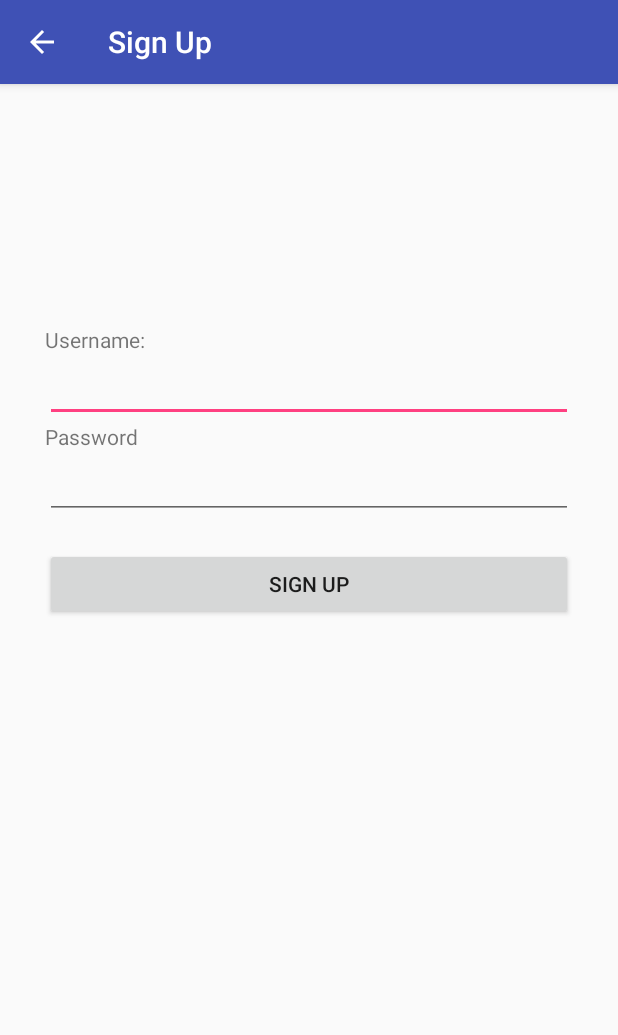
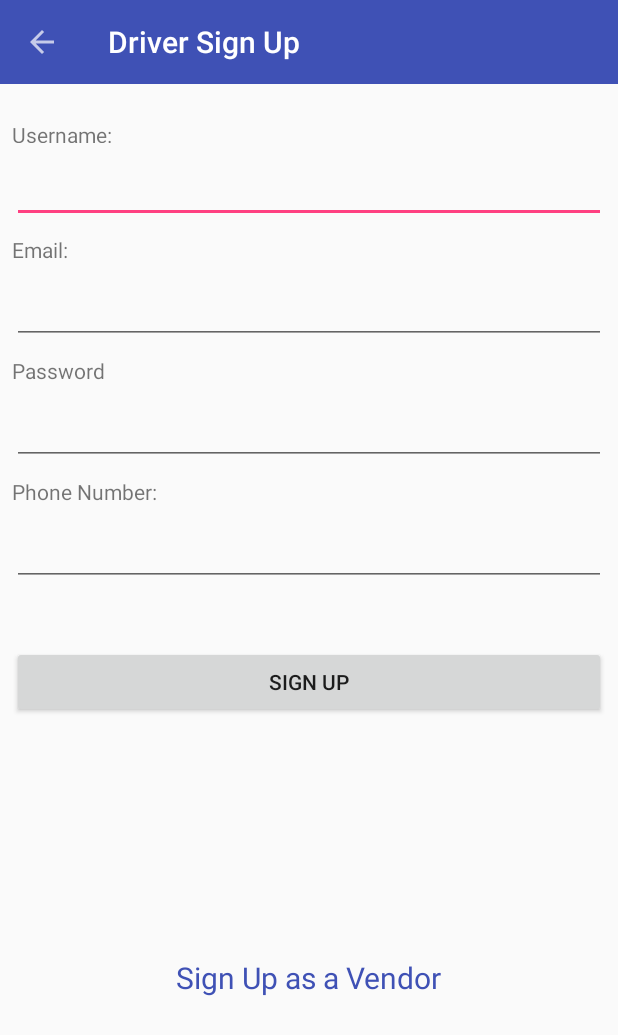
Before and after one commit to Eoghan-K/Deliverd, an Android app: the screen it shows after launch (Signup before the commit, DriverSignUp after it), after a tap on "SIGN UP", on a phone screen of 412 x 824 dp. Shown: the top 1035 px of the screen. Run offline under Robolectric (Android 15) with nearby library versions, the phone set to English and light mode, and no system bars; our stand-ins replace Firebase (no records; nobody signed in at launch, a user with empty details on screens opened directly); libraries missing offline, so code that uses them is left out: com.parse; 6 statements that could not run were skipped.

Commit message:
add driver sign up

```diff
--- a/app/build.gradle
+++ b/app/build.gradle
@@ -35,6 +35,11 @@ dependencies {
     compile 'com.google.firebase:firebase-core:11.8.0'
     compile 'com.google.firebase:firebase-auth:11.8.0'
     compile 'com.google.android.gms:play-services-auth:11.8.0'
+    compile 'com.google.firebase:firebase-database:11.8.0'
+    compile 'com.android.support:design:26.1.0'
 }
 
+
+
+
 apply plugin: 'com.google.gms.google-services'
--- /dev/null
+++ b/app/src/main/java/ie/deliverd/DriverSignUp.java
@@ -0,0 +1,164 @@
+package ie.deliverd;
+
+import android.content.Intent;
+import android.support.annotation.NonNull;
+import android.support.v7.app.AlertDialog;
+import android.support.v7.app.AppCompatActivity;
+import android.os.Bundle;
+import android.support.v7.widget.Toolbar;
+import android.util.Patterns;
+import android.view.View;
+import android.widget.EditText;
+import android.widget.ProgressBar;
+
+import com.google.android.gms.tasks.OnCompleteListener;
+import com.google.android.gms.tasks.Task;
+import com.google.firebase.auth.AuthResult;
+import com.google.firebase.auth.FirebaseAuth;
+import com.google.firebase.auth.FirebaseUser;
+import com.google.firebase.auth.UserProfileChangeRequest;
+import com.google.firebase.database.DatabaseReference;
+import com.google.firebase.database.FirebaseDatabase;
+
+public class DriverSignUp extends AppCompatActivity implements View.OnClickListener {
+
+    EditText usernameEditText;
+    EditText emailEditText;
+    EditText passwordEditText;
+    EditText phoneEditText;
+    ProgressBar progressBar;
+    Toolbar toolbar;
+    FirebaseAuth mAuth;
+    DatabaseReference drivers;
+
+    @Override
+    protected void onCreate(Bundle savedInstanceState) {
+        super.onCreate(savedInstanceState);
+        setContentView(R.layout.activity_driver_sign_up);
+
+        usernameEditText = findViewById(R.id.usernameFld);
+        emailEditText = findViewById(R.id.emailFld);
+        passwordEditText = findViewById(R.id.passwordFld);
+        phoneEditText = findViewById(R.id.phoneFld);
+        progressBar = findViewById(R.id.progressBar);
+        toolbar = findViewById(R.id.toolbar);
+
+        mAuth = FirebaseAuth.getInstance();
+        drivers = FirebaseDatabase.getInstance().getReference("users/drivers");
+
+        findViewById(R.id.signUpBtn).setOnClickListener(this);
+        findViewById(R.id.vendorSignUp).setOnClickListener(this);
+
+        setSupportActionBar(toolbar);
+        getSupportActionBar().setDisplayHomeAsUpEnabled(true);
+        getSupportActionBar().setDisplayShowHomeEnabled(true);
+    }
+
+    private void signUpUser(){
+        final String username = usernameEditText.getText().toString().trim();
+        String email = emailEditText.getText().toString().trim();
+        String password = passwordEditText.getText().toString().trim();
+        String phNumber = phoneEditText.getText().toString().trim();
+
+        if (username.equals("")){
+            usernameEditText.setError("A username is required");
+            usernameEditText.requestFocus();
+            return;
+        }
+
+        if (email.equals("")){
+            emailEditText.setError("An email address is required");
+            emailEditText.requestFocus();
+            return;
+        }
+
+        if (!Patterns.EMAIL_ADDRESS.matcher(email).matches()){
+            emailEditText.setError("Please enter a valid email address");
+            emailEditText.requestFocus();
+            return;
+        }
+
+        if (password.equals("")){
+            passwordEditText.setError("A password is required");
+            passwordEditText.requestFocus();
+            return;
+        }
+
+        if (password.length() < 6){
+            passwordEditText.setError("Password cannot be less than 6 characters");
+            passwordEditText.requestFocus();
+            return;
+        }
+
+        if (phNumber.equals("")){
+            phoneEditText.setError("A phone number is required");
+            phoneEditText.requestFocus();
+            return;
+        }
+
+        progressBar.setVisibility(View.VISIBLE);
+
+        mAuth.createUserWithEmailAndPassword(email, password).addOnCompleteListener(new OnCompleteListener<AuthResult>() {
+            @Override
+            public void onComplete(@NonNull Task<AuthResult> task) {
+                progressBar.setVisibility(View.GONE);
+                if (task.isSuccessful()){
+                    updateUsername(username);
+                    startActivity(new Intent(DriverSignUp.this, DriverDashboard.class)
+                            .addFlags(Intent.FLAG_ACTIVITY_NEW_TASK | Intent.FLAG_ACTIVITY_CLEAR_TASK));
+                } else{
+                    AlertDialog.Builder builder = new AlertDialog.Builder(DriverSignUp.this);
+                    builder.setMessage(task.getException().getMessage())
+                            .setTitle("Oops..")
+                            .setPositiveButton("OK", null);
+                    AlertDialog dialog = builder.create();
+                    dialog.show();
+                }
+            }
+        });
+    }
+
+    private void updateUsername(String username) {
+        final FirebaseUser user = mAuth.getCurrentUser();
+
+        if (user != null){
+            UserProfileChangeRequest profile = new UserProfileChangeRequest.Builder()
+                    .setDisplayName(username)
+                    .build();
+
+            user.updateProfile(profile).addOnCompleteListener(new OnCompleteListener<Void>() {
+                @Override
+                public void onComplete(@NonNull Task<Void> task) {
+                    if (task.isSuccessful()){
+                        addUserInfoToDB();
+                    }
+                }
+            });
+        }
+    }
+
+    private void addUserInfoToDB() {
+        FirebaseUser currentUser = mAuth.getCurrentUser();
+
+        String username = usernameEditText.getText().toString().trim();
+        String email = emailEditText.getText().toString().trim();
+        String phNumber = phoneEditText.getText().toString().trim();
+        String id = currentUser.getUid();
+
+        Driver driver = new Driver(id, email, username, phNumber);
+        drivers.child(id).setValue(driver);
+    }
+
+    @Override
+    public void onClick(View view) {
+        switch (view.getId()){
+            case R.id.signUpBtn:
+                signUpUser();
+                break;
+            case R.id.vendorSignUp:
+//                startActivity(new Intent(this, VendorSignUp.class));
+                finish();
+                break;
+        }
+    }
+}
--- a/app/src/main/java/ie/deliverd/MainActivity.java
+++ b/app/src/main/java/ie/deliverd/MainActivity.java
@@ -1,31 +1,97 @@
 package ie.deliverd;
 
 import android.content.Intent;
+import android.os.Bundle;
 import android.support.v7.app.AppCompatActivity;
-import android.os.Bundle;
+import android.support.v7.widget.Toolbar;
 import android.view.View;
 
-import com.parse.ParseAnalytics;
+import com.google.firebase.auth.FirebaseAuth;
+import com.google.firebase.auth.FirebaseUser;
+import com.google.firebase.database.ChildEventListener;
+import com.google.firebase.database.DataSnapshot;
+import com.google.firebase.database.DatabaseError;
+import com.google.firebase.database.DatabaseReference;
+import com.google.firebase.database.FirebaseDatabase;
 
-public class MainActivity extends AppCompatActivity {
+public class MainActivity extends AppCompatActivity implements View.OnClickListener {
 
-    Intent intent;
-
-    public void signUp(View view){
-        intent = new Intent(this, Signup.class);
-        startActivity(intent);
-    }
-
-    public void login(View view){
-        intent = new Intent(this, Login.class);
-        startActivity(intent);
-    }
+    FirebaseAuth mAuth;
+    FirebaseUser user;
+    DatabaseReference userDatabase;
+    Toolbar toolbar;
 
     @Override
     protected void onCreate(Bundle savedInstanceState) {
         super.onCreate(savedInstanceState);
         setContentView(R.layout.activity_main);
 
-        ParseAnalytics.trackAppOpenedInBackground(getIntent());
+        findViewById(R.id.signUpBtn).setOnClickListener(this);
+        findViewById(R.id.loginBtn).setOnClickListener(this);
+
+        mAuth = FirebaseAuth.getInstance();
+        user = mAuth.getCurrentUser();
+        userDatabase = FirebaseDatabase.getInstance().getReference("users");
+        toolbar = findViewById(R.id.toolbar);
+
+        setSupportActionBar(toolbar);
+
+        if (user != null) {
+            LogUserIn();
+        }
+    }
+
+    private void LogUserIn() {
+        final String uid = user.getUid();
+
+        userDatabase.orderByValue().addChildEventListener(new ChildEventListener() {
+            @Override
+            public void onChildAdded(DataSnapshot dataSnapshot, String s) {
+                Driver driver = dataSnapshot.child(uid).getValue(Driver.class);
+                if (driver != null) {
+                    if (driver.getDriverId() != null) {
+                        startActivity(new Intent(MainActivity.this, DriverDashboard.class)
+                                .addFlags(Intent.FLAG_ACTIVITY_NEW_TASK | Intent
+                                        .FLAG_ACTIVITY_CLEAR_TASK));
+                    } else {
+//                        startActivity(new Intent(MainActivity.this, VendorDashboard.class)
+//                                .addFlags(Intent.FLAG_ACTIVITY_NEW_TASK | Intent
+//                                        .FLAG_ACTIVITY_CLEAR_TASK));
+                    }
+                }
+            }
+
+            @Override
+            public void onChildChanged(DataSnapshot dataSnapshot, String s) {
+
+            }
+
+            @Override
+            public void onChildRemoved(DataSnapshot dataSnapshot) {
+
+            }
+
+            @Override
+            public void onChildMoved(DataSnapshot dataSnapshot, String s) {
+
+            }
+
+            @Override
+            public void onCancelled(DatabaseError databaseError) {
+
+            }
+        });
+    }
+
+    @Override
+    public void onClick(View view) {
+        switch (view.getId()) {
+            case R.id.signUpBtn:
+                startActivity(new Intent(this, DriverSignUp.class));
+                break;
+            case R.id.loginBtn:
+                startActivity(new Intent(this, Login.class));
+                break;
+        }
     }
 }
--- /dev/null
+++ b/app/src/main/res/layout/activity_driver_sign_up.xml
@@ -0,0 +1,168 @@
+<?xml version="1.0" encoding="utf-8"?>
+<android.support.constraint.ConstraintLayout xmlns:android="http://schemas.android.com/apk/res/android"
+    xmlns:app="http://schemas.android.com/apk/res-auto"
+    xmlns:tools="http://schemas.android.com/tools"
+    android:layout_width="match_parent"
+    android:layout_height="match_parent"
+    tools:context="ie.deliverd.MainActivity">
+
+    <android.support.v7.widget.Toolbar
+        android:id="@+id/toolbar"
+        android:layout_width="0dp"
+        android:layout_height="wrap_content"
+        android:background="?attr/colorPrimary"
+        android:minHeight="?attr/actionBarSize"
+        android:theme="@style/ThemeOverlay.AppCompat.Dark"
+        app:layout_constraintEnd_toEndOf="parent"
+        app:layout_constraintStart_toStartOf="parent"
+        app:layout_constraintTop_toTopOf="parent"
+        app:popupTheme="@style/ThemeOverlay.AppCompat.Light" />
+
+    <TextView
+        android:id="@+id/usernameLbl"
+        android:layout_width="0dp"
+        android:layout_height="15dp"
+        android:layout_marginEnd="8dp"
+        android:layout_marginStart="8dp"
+        android:layout_marginTop="24dp"
+        android:text="Username:"
+        app:layout_constraintEnd_toEndOf="parent"
+        app:layout_constraintHorizontal_bias="0.0"
+        app:layout_constraintStart_toStartOf="parent"
+        app:layout_constraintTop_toBottomOf="@+id/toolbar" />
+
+    <EditText
+        android:id="@+id/usernameFld"
+        android:layout_width="0dp"
+        android:layout_height="wrap_content"
+        android:layout_marginEnd="8dp"
+        android:layout_marginStart="8dp"
+        android:layout_marginTop="8dp"
+        android:ems="10"
+        android:inputType="textPersonName"
+        app:layout_constraintEnd_toEndOf="parent"
+        app:layout_constraintStart_toStartOf="parent"
+        app:layout_constraintTop_toBottomOf="@+id/usernameLbl" />
+
+    <EditText
+        android:id="@+id/emailFld"
+        android:layout_width="0dp"
+        android:layout_height="wrap_content"
+        android:layout_marginEnd="8dp"
+        android:layout_marginStart="8dp"
+        android:layout_marginTop="8dp"
+        android:ems="10"
+        android:inputType="textEmailAddress"
+        app:layout_constraintEnd_toEndOf="parent"
+        app:layout_constraintStart_toStartOf="parent"
+        app:layout_constraintTop_toBottomOf="@+id/emailLbl" />
+
+    <TextView
+        android:id="@+id/emailLbl"
+        android:layout_width="0dp"
+        android:layout_height="wrap_content"
+        android:layout_marginEnd="8dp"
+        android:layout_marginStart="8dp"
+        android:layout_marginTop="8dp"
+        android:text="Email:"
+        app:layout_constraintEnd_toEndOf="parent"
+        app:layout_constraintStart_toStartOf="parent"
+        app:layout_constraintTop_toBottomOf="@+id/usernameFld" />
+
+    <TextView
+        android:id="@+id/passwordLbl"
+        android:layout_width="0dp"
+        android:layout_height="wrap_content"
+        android:layout_marginEnd="8dp"
+        android:layout_marginStart="8dp"
+        android:layout_marginTop="8dp"
+        android:text="Password"
+        app:layout_constraintEnd_toEndOf="parent"
+        app:layout_constraintHorizontal_bias="0.0"
+        app:layout_constraintStart_toStartOf="parent"
+        app:layout_constraintTop_toBottomOf="@+id/emailFld" />
+
+    <EditText
+        android:id="@+id/passwordFld"
+        android:layout_width="0dp"
+        android:layout_height="wrap_content"
+        android:layout_marginEnd="8dp"
+        android:layout_marginStart="8dp"
+        android:layout_marginTop="8dp"
+        android:ems="10"
+        android:inputType="textPassword"
+        app:layout_constraintEnd_toEndOf="parent"
+        app:layout_constraintStart_toStartOf="parent"
+        app:layout_constraintTop_toBottomOf="@+id/passwordLbl" />
+
+    <TextView
+        android:id="@+id/phoneLbl"
+        android:layout_width="0dp"
+        android:layout_height="wrap_content"
+        android:layout_marginEnd="8dp"
+        android:layout_marginStart="8dp"
+        android:layout_marginTop="8dp"
+        android:text="Phone Number:"
+        app:layout_constraintEnd_toEndOf="parent"
+        app:layout_constraintHorizontal_bias="0.0"
+        app:layout_constraintStart_toStartOf="parent"
+        app:layout_constraintTop_toBottomOf="@+id/passwordFld" />
+
+    <EditText
+        android:id="@+id/phoneFld"
+        android:layout_width="0dp"
+        android:layout_height="wrap_content"
+        android:layout_marginEnd="8dp"
+        android:layout_marginStart="8dp"
+        android:layout_marginTop="8dp"
+        android:ems="10"
+        android:inputType="phone"
+        app:layout_constraintEnd_toEndOf="parent"
+        app:layout_constraintStart_toStartOf="parent"
+        app:layout_constraintTop_toBottomOf="@+id/phoneLbl" />
+
+    <Button
+        android:id="@+id/signUpBtn"
+        android:layout_width="0dp"
+        android:layout_height="wrap_content"
+        android:layout_marginEnd="8dp"
+        android:layout_marginStart="8dp"
+        android:layout_marginTop="40dp"
+        android:elevation="0dp"
+        android:text="Sign Up"
+        app:layout_constraintEnd_toEndOf="parent"
+        app:layout_constraintStart_toStartOf="parent"
+        app:layout_constraintTop_toBottomOf="@+id/phoneFld" />
+
+    <TextView
+        android:id="@+id/vendorSignUp"
+        android:layout_width="wrap_content"
+        android:layout_height="wrap_content"
+        android:layout_marginBottom="8dp"
+        android:layout_marginEnd="8dp"
+        android:layout_marginStart="8dp"
+        android:layout_marginTop="8dp"
+        android:text="Sign Up as a Vendor"
+        android:textColor="@color/colorPrimary"
+        android:textSize="20sp"
+        app:layout_constraintBottom_toBottomOf="parent"
+        app:layout_constraintEnd_toEndOf="parent"
+        app:layout_constraintStart_toStartOf="parent"
+        app:layout_constraintTop_toBottomOf="@+id/signUpBtn" />
+
+    <ProgressBar
+        android:id="@+id/progressBar"
+        android:layout_width="72dp"
+        android:layout_height="77dp"
+        android:layout_marginBottom="8dp"
+        android:layout_marginEnd="8dp"
+        android:layout_marginStart="8dp"
+        android:layout_marginTop="8dp"
+        android:indeterminate="false"
+        android:visibility="gone"
+        app:layout_constraintBottom_toBottomOf="parent"
+        app:layout_constraintEnd_toEndOf="parent"
+        app:layout_constraintStart_toStartOf="parent"
+        app:layout_constraintTop_toTopOf="parent" />
+
+</android.support.constraint.ConstraintLayout>
--- a/app/src/main/res/layout/activity_signup.xml
+++ /dev/null
@@ -1,86 +0,0 @@
-<?xml version="1.0" encoding="utf-8"?>
-<android.support.constraint.ConstraintLayout xmlns:android="http://schemas.android.com/apk/res/android"
-    xmlns:app="http://schemas.android.com/apk/res-auto"
-    xmlns:tools="http://schemas.android.com/tools"
-    android:layout_width="match_parent"
-    android:layout_height="match_parent"
-    tools:context="ie.deliverd.MainActivity">
-
-    <android.support.constraint.ConstraintLayout
-        android:id="@+id/Login"
-        android:layout_width="368dp"
-        android:layout_height="229dp"
-        android:layout_marginBottom="266dp"
-        android:layout_marginEnd="8dp"
-        android:layout_marginStart="8dp"
-        android:layout_marginTop="16dp"
-        app:layout_constraintBottom_toBottomOf="parent"
-        app:layout_constraintEnd_toEndOf="parent"
-        app:layout_constraintStart_toStartOf="parent"
-        app:layout_constraintTop_toTopOf="parent">
-
-        <EditText
-            android:id="@+id/usernameFld"
-            android:layout_width="352dp"
-            android:layout_height="wrap_content"
-            android:layout_marginEnd="8dp"
-            android:layout_marginStart="8dp"
-            android:ems="10"
-            android:inputType="textPersonName"
-            app:layout_constraintEnd_toEndOf="parent"
-            app:layout_constraintStart_toStartOf="parent"
-            app:layout_constraintTop_toBottomOf="@+id/usernameLbl" />
-
-        <TextView
-            android:id="@+id/usernameLbl"
-            android:layout_width="352dp"
-            android:layout_height="wrap_content"
-            android:layout_marginEnd="8dp"
-            android:layout_marginStart="8dp"
-            android:layout_marginTop="16dp"
-            android:text="Username:"
-            app:layout_constraintEnd_toEndOf="parent"
-            app:layout_constraintStart_toStartOf="parent"
-            app:layout_constraintTop_toTopOf="parent" />
-
-        <EditText
-            android:id="@+id/passwordFld"
-            android:layout_width="352dp"
-            android:layout_height="wrap_content"
-            android:layout_marginEnd="8dp"
-            android:layout_marginStart="8dp"
-            android:ems="10"
-            android:inputType="textPassword"
-            app:layout_constraintEnd_toEndOf="parent"
-            app:layout_constraintStart_toStartOf="parent"
-            app:layout_constraintTop_toBottomOf="@+id/passwordLbl" />
-
-        <TextView
-            android:id="@+id/passwordLbl"
-            android:layout_width="352dp"
-            android:layout_height="wrap_content"
-            android:layout_marginEnd="8dp"
-            android:layout_marginStart="8dp"
-            android:text="Password"
-            app:layout_constraintEnd_toEndOf="parent"
-            app:layout_constraintStart_toStartOf="parent"
-            app:layout_constraintTop_toBottomOf="@+id/usernameFld" />
-
-        <Button
-            android:id="@+id/signUpBtn"
-            android:layout_width="352dp"
-            android:layout_height="wrap_content"
-            android:layout_marginBottom="17dp"
-            android:layout_marginEnd="8dp"
-            android:layout_marginStart="8dp"
-            android:layout_marginTop="20dp"
-            android:elevation="0dp"
-            android:onClick="signUp"
-            android:text="Sign Up"
-            app:layout_constraintBottom_toBottomOf="parent"
-            app:layout_constraintEnd_toEndOf="parent"
-            app:layout_constraintStart_toStartOf="parent"
-            app:layout_constraintTop_toBottomOf="@+id/passwordFld" />
-    </android.support.constraint.ConstraintLayout>
-
-</android.support.constraint.ConstraintLayout>
--- a/app/src/main/res/values/styles.xml
+++ b/app/src/main/res/values/styles.xml
@@ -1,7 +1,7 @@
 <resources>
 
     <!-- Base application theme. -->
-    <style name="AppTheme" parent="Theme.AppCompat.Light.DarkActionBar">
+    <style name="AppTheme" parent="Theme.AppCompat.Light.NoActionBar">
         <!-- Customize your theme here. -->
         <item name="colorPrimary">@color/colorPrimary</item>
         <item name="colorPrimaryDark">@color/colorPrimaryDark</item>
```
Also changed, not shown: app/src/main/AndroidManifest.xml (+18 -6 lines), app/src/main/java/ie/deliverd/Driver.java (added, +36 -0 lines), app/src/main/java/ie/deliverd/DriverDashboard.java (added, +45 -0 lines), app/src/main/java/ie/deliverd/Signup.java (deleted, +0 -44 lines), app/src/main/res/layout/activity_driver_dashboard.xml (added, +21 -0 lines), app/src/main/res/layout/activity_main.xml (+20 -12 lines), app/src/main/res/menu/menu.xml (added, +10 -0 lines).
